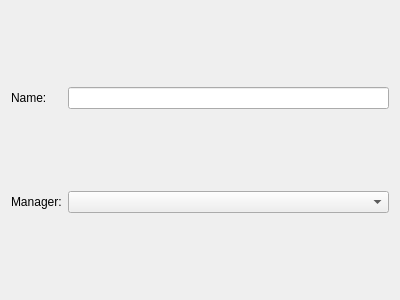
Qt form shell/projectinfopage.ui (KDE/kdevelop) before a commit.
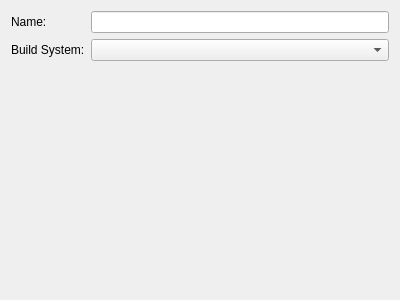
The same form after that commit.

Patch:
```diff
--- a/shell/projectinfopage.ui
+++ b/shell/projectinfopage.ui
@@ -36,7 +36,7 @@
       <string>Select the Management Plugin to use for this project</string>
      </property>
      <property name="text" >
-      <string>Manager:</string>
+      <string>Build System:</string>
      </property>
     </widget>
    </item>
@@ -47,6 +47,19 @@
      </property>
     </widget>
    </item>
+   <item row="2" column="1" >
+    <spacer name="verticalSpacer" >
+     <property name="orientation" >
+      <enum>Qt::Vertical</enum>
+     </property>
+     <property name="sizeHint" stdset="0" >
+      <size>
+       <width>20</width>
+       <height>40</height>
+      </size>
+     </property>
+    </spacer>
+   </item>
   </layout>
  </widget>
  <resources/>
```
